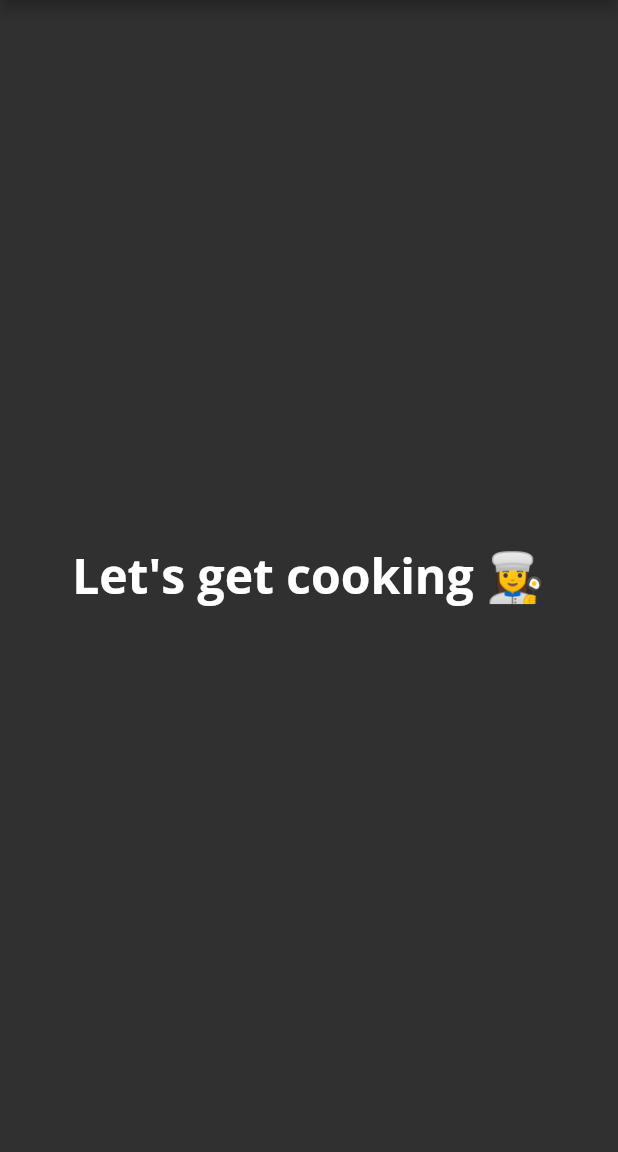
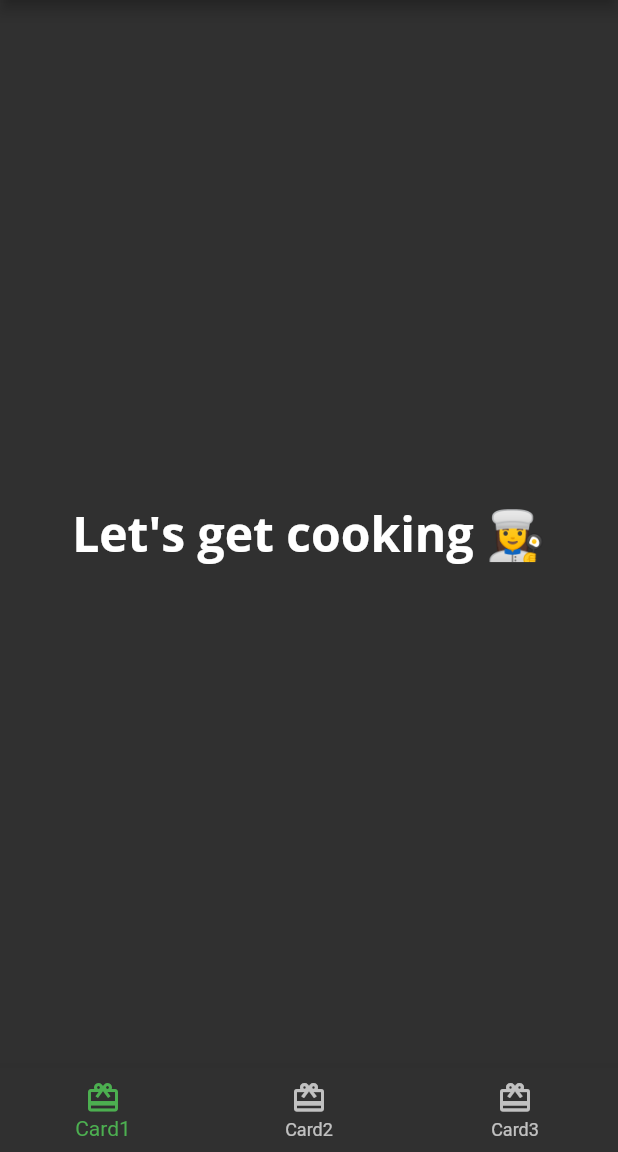
Before and after one commit to Kvaara/flutter_fooderlich_app, a Flutter app: the screen it shows after launch, on a phone screen of 412 x 824 dp, the part 84-1236 px from its top. Run offline on Flutter 3.47's test engine with Material 2 defaults, Android fonts, the phone set to English and light mode, and no system bars; our stand-ins replace google_fonts.

Commit message:
Implemented a bottom navigation bar into the homepage (Home.dart).

```diff
--- a/lib/home.dart
+++ b/lib/home.dart
@@ -25,6 +25,23 @@ class _HomeState extends State<Home> {
           style: Theme.of(context).textTheme.headline1,
         ),
       ),
+      bottomNavigationBar: BottomNavigationBar(
+        selectedItemColor: Theme.of(context).textSelectionTheme.selectionColor,
+        items: const <BottomNavigationBarItem>[
+          BottomNavigationBarItem(
+            icon: Icon(Icons.card_giftcard),
+            label: "Card1",
+          ),
+          BottomNavigationBarItem(
+            icon: Icon(Icons.card_giftcard),
+            label: "Card2",
+          ),
+          BottomNavigationBarItem(
+            icon: Icon(Icons.card_giftcard),
+            label: "Card3",
+          ),
+        ],
+      ),
     );
   }
 }
```
